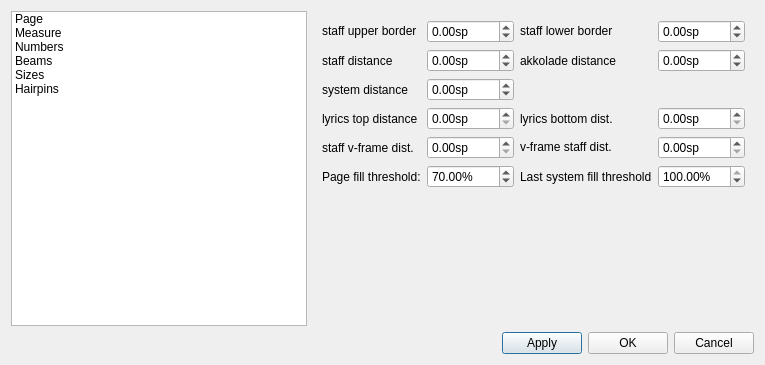
Old version of the form mscore/mscore/editstyle.ui in the repository musescore/musescore-old.
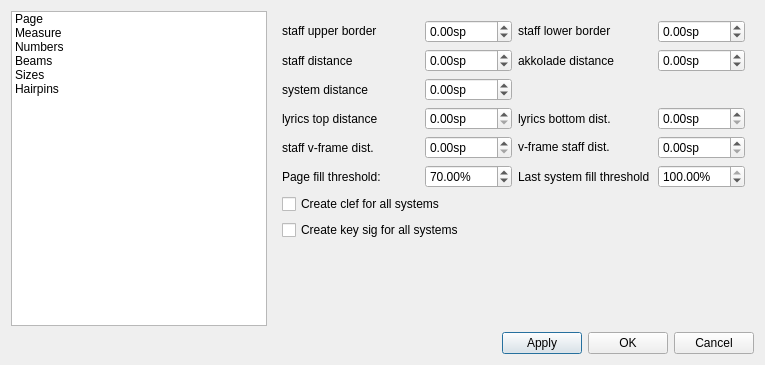
New version of the form.

What changed in the file:
```diff
--- a/mscore/mscore/editstyle.ui
+++ b/mscore/mscore/editstyle.ui
@@ -16,7 +16,7 @@
    <item row="0" column="0" >
     <widget class="QListWidget" name="pageList" >
      <property name="sizePolicy" >
-      <sizepolicy vsizetype="Expanding" hsizetype="Expanding" >
+      <sizepolicy vsizetype="Expanding" hsizetype="Preferred" >
        <horstretch>0</horstretch>
        <verstretch>0</verstretch>
       </sizepolicy>
@@ -255,19 +255,6 @@
          </property>
         </widget>
        </item>
-       <item row="6" column="0" >
-        <spacer>
-         <property name="orientation" >
-          <enum>Qt::Vertical</enum>
-         </property>
-         <property name="sizeHint" >
-          <size>
-           <width>51</width>
-           <height>131</height>
-          </size>
-         </property>
-        </spacer>
-       </item>
        <item row="5" column="0" >
         <widget class="QLabel" name="label_6" >
          <property name="text" >
@@ -311,6 +298,33 @@
          </property>
         </widget>
        </item>
+       <item row="6" column="0" colspan="2" >
+        <widget class="QCheckBox" name="genClef" >
+         <property name="text" >
+          <string>Create clef for all systems</string>
+         </property>
+        </widget>
+       </item>
+       <item row="7" column="0" colspan="2" >
+        <widget class="QCheckBox" name="genKeysig" >
+         <property name="text" >
+          <string>Create key sig for all systems</string>
+         </property>
+        </widget>
+       </item>
+       <item row="8" column="0" >
+        <spacer>
+         <property name="orientation" >
+          <enum>Qt::Vertical</enum>
+         </property>
+         <property name="sizeHint" >
+          <size>
+           <width>137</width>
+           <height>21</height>
+          </size>
+         </property>
+        </spacer>
+       </item>
       </layout>
      </widget>
      <widget class="QWidget" name="page3" >
```
